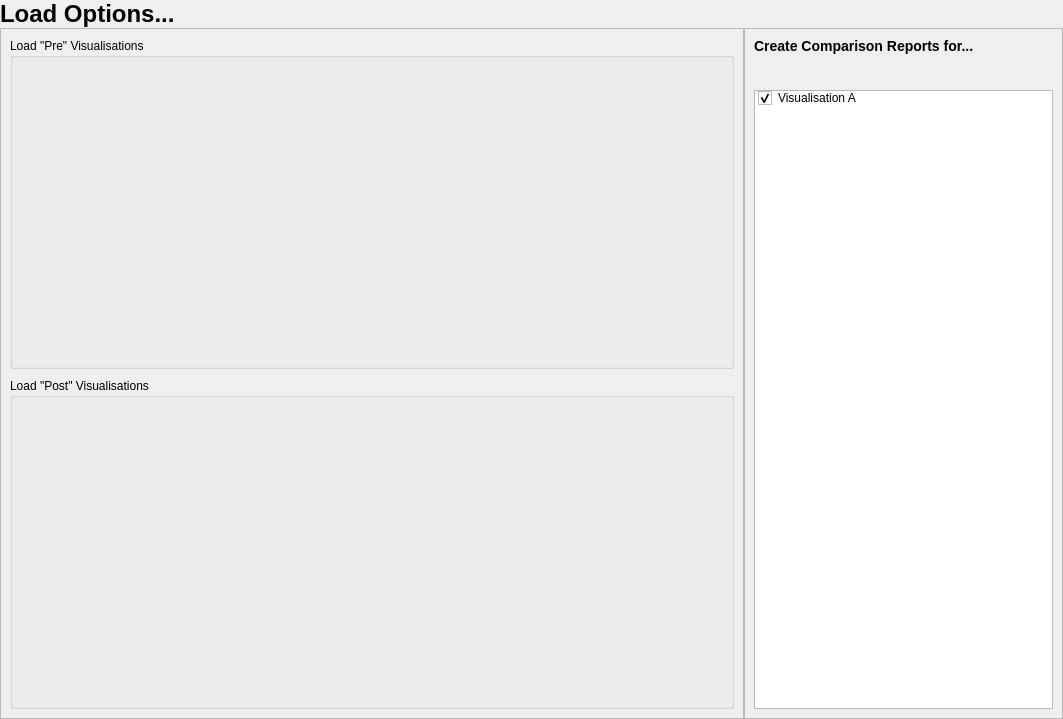
Above: options.ui from ONS-RossGD/OptiCORD2 before the change. Below: the same form after it.
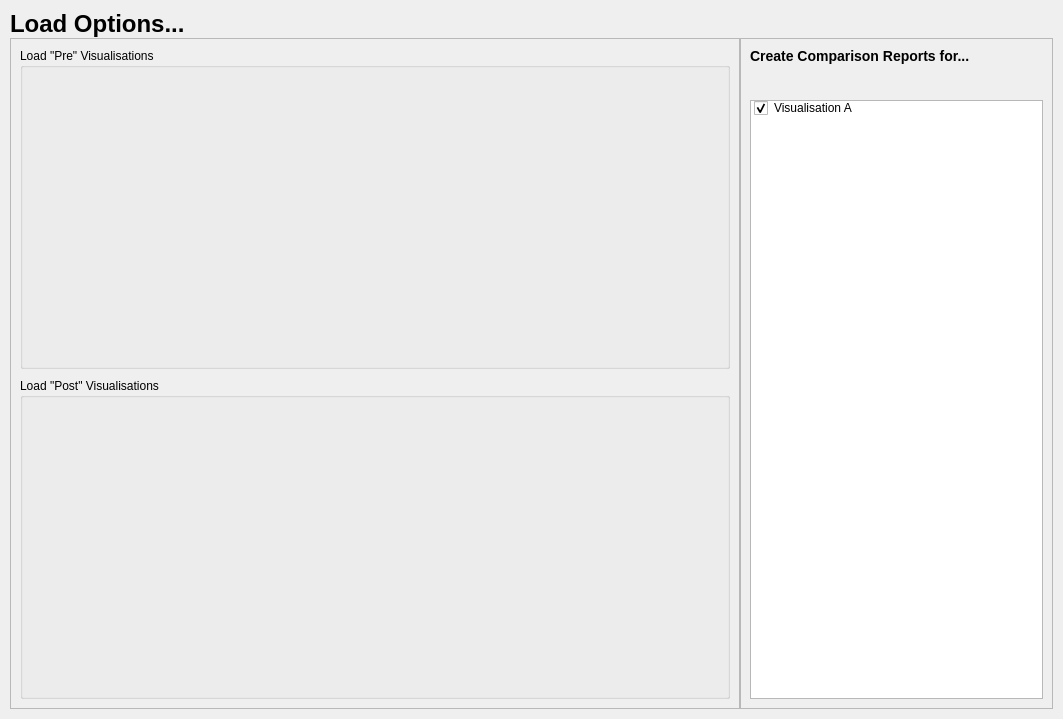
That is the form after the change.

Commit message: change page layouts and added comment

Patch:
```diff
--- a/options.ui
+++ b/options.ui
@@ -15,16 +15,16 @@
   </property>
   <layout class="QGridLayout" name="gridLayout">
    <property name="leftMargin">
-    <number>0</number>
+    <number>10</number>
    </property>
    <property name="topMargin">
-    <number>0</number>
+    <number>10</number>
    </property>
    <property name="rightMargin">
-    <number>0</number>
+    <number>10</number>
    </property>
    <property name="bottomMargin">
-    <number>0</number>
+    <number>10</number>
    </property>
    <property name="spacing">
     <number>0</number>
```
The commit also changes 3 other files.
